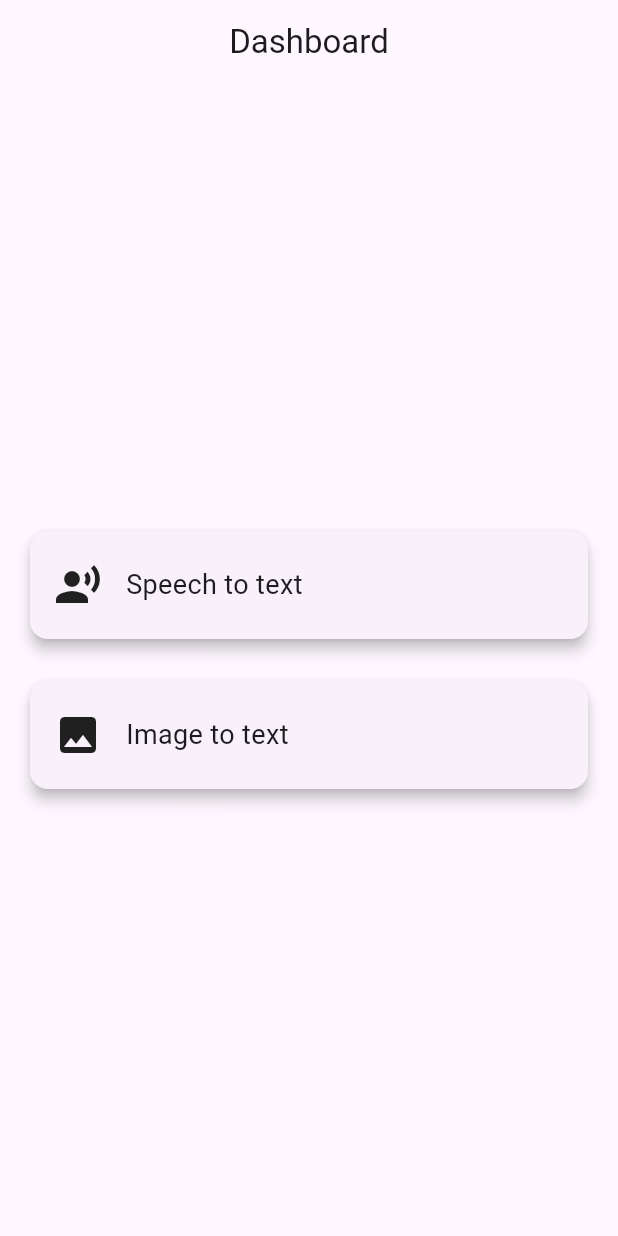
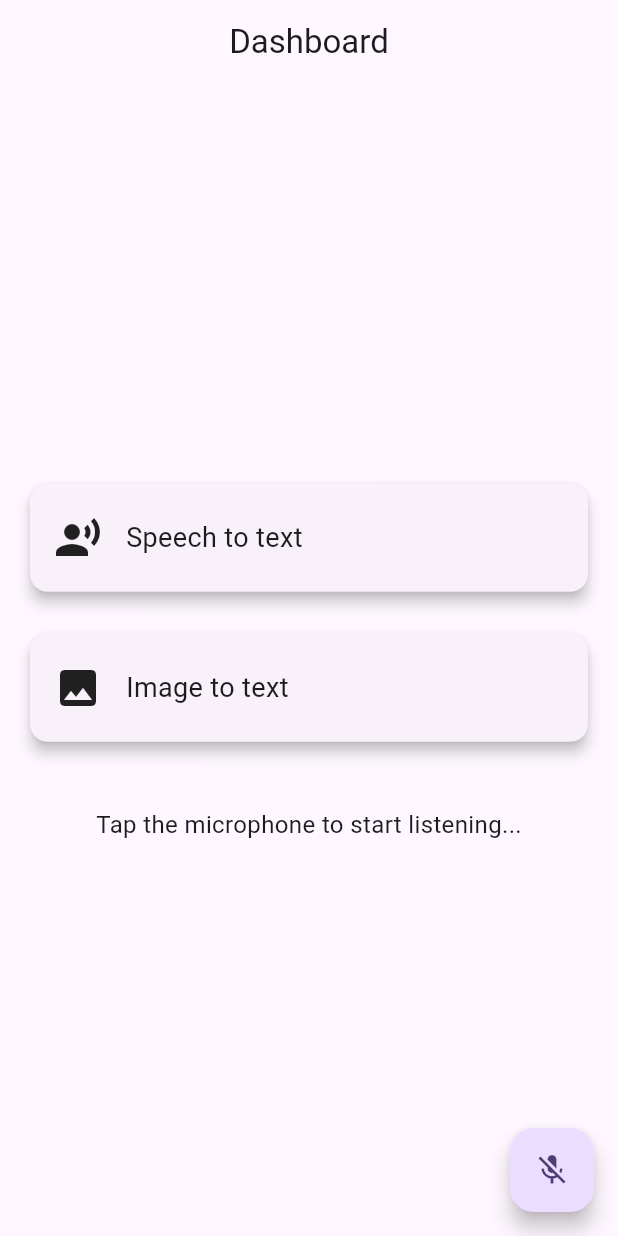
Before and after one commit to Muhammedojo/Speech-Image-to-Text, a Flutter app: the screen it shows after launch, on a phone screen of 412 x 824 dp. Run offline on Flutter 3.47's test engine with Material 3 defaults, Android fonts, the phone set to English and light mode, and no system bars; our stand-ins replace image_picker, permission_handler, speech_to_text; missing offline and left inert: google_mlkit_text_recognition.

Commit message:
Added navigation with speech

```diff
--- a/lib/dashboard.dart
+++ b/lib/dashboard.dart
@@ -1,19 +1,83 @@
 import 'package:flutter/material.dart';
+import 'package:speech_to_text/speech_recognition_result.dart';
+import 'package:speech_to_text/speech_to_text.dart';
 import 'image_text_view.dart';
 import 'text_view.dart';
 
-class DashboardPage extends StatelessWidget {
+class DashboardPage extends StatefulWidget {
   const DashboardPage({super.key});
+
+  @override
+  State<DashboardPage> createState() => _DashboardPageState();
+}
+
+class _DashboardPageState extends State<DashboardPage> {
+  final SpeechToText _speechToText = SpeechToText();
+  bool _speechEnabled = false;
+  String _lastWords = '';
+
+  @override
+  void initState() {
+    super.initState();
+    _initSpeech();
+  }
+
+  /// This has to happen only once per app
+  void _initSpeech() async {
+    _speechEnabled = await _speechToText.initialize();
+    setState(() {});
+  }
+
+  /// Each time to start a speech recognition session
+  void _startListening() async {
+    await _speechToText.listen(onResult: _onSpeechResult);
+    setState(() {});
+  }
+
+  /// Manually stop the active speech recognition session
+  /// Note that there are also timeouts that each platform enforces
+  /// and the plugin supports setting timeouts on the listen method.
+  void _stopListening() async {
+    await _speechToText.stop();
+    setState(() {});
+  }
+
+  /// This is the callback that is called repeatedly while listening.
+  void _onSpeechResult(SpeechRecognitionResult result) {
+    setState(() {
+      _lastWords = result.recognizedWords;
+    });
+
+    if (result.finalResult && mounted) {
+      _handleNavigation(_lastWords);
+    }
+  }
+
+  void _handleNavigation(String recognizedWords) {
+    final words = recognizedWords.toLowerCase();
+    if (words.contains('speech') || words.contains('text')) {
+      Navigator.push(
+        context,
+        MaterialPageRoute(builder: (context) => SpeechToTextScreen()),
+      );
+    } else if (words.contains('image')) {
+      Navigator.push(
+        context,
+        MaterialPageRoute(builder: (context) => ImageToTextScreen()),
+      );
+    }
+  }
 
   @override
   Widget build(BuildContext context) {
     return Scaffold(
       appBar: AppBar(title: const Text('Dashboard'), centerTitle: true),
-      body: Padding(
-        padding: const EdgeInsets.all(16.0),
-        child: Column(
-          mainAxisAlignment: MainAxisAlignment.center,
-          children: [
+      body: Center(
+        child: Padding(
+          padding: const EdgeInsets.all(16.0),
+          child: Column(
+            mainAxisAlignment: MainAxisAlignment.center,
+            children: [
             DashboardCard(
               title: 'Speech to text',
               icon: Icons.record_voice_over,
@@ -35,8 +99,25 @@ class DashboardPage extends StatelessWidget {
                 );
               },
             ),
-          ],
+              const SizedBox(height: 40),
+              Text(
+                _speechToText.isListening
+                    ? 'Listening...'
+                    : _speechEnabled
+                        ? 'Tap the microphone to start listening...'
+                        : 'Speech not available',
+                style: const TextStyle(fontSize: 16),
+              ),
+            ],
+          ),
         ),
+      ),
+      floatingActionButton: FloatingActionButton(
+        onPressed:
+            // If not yet listening for speech start, otherwise stop
+            _speechToText.isNotListening ? _startListening : _stopListening,
+        tooltip: 'Listen',
+        child: Icon(_speechToText.isNotListening ? Icons.mic_off : Icons.mic),
       ),
     );
   }
```
